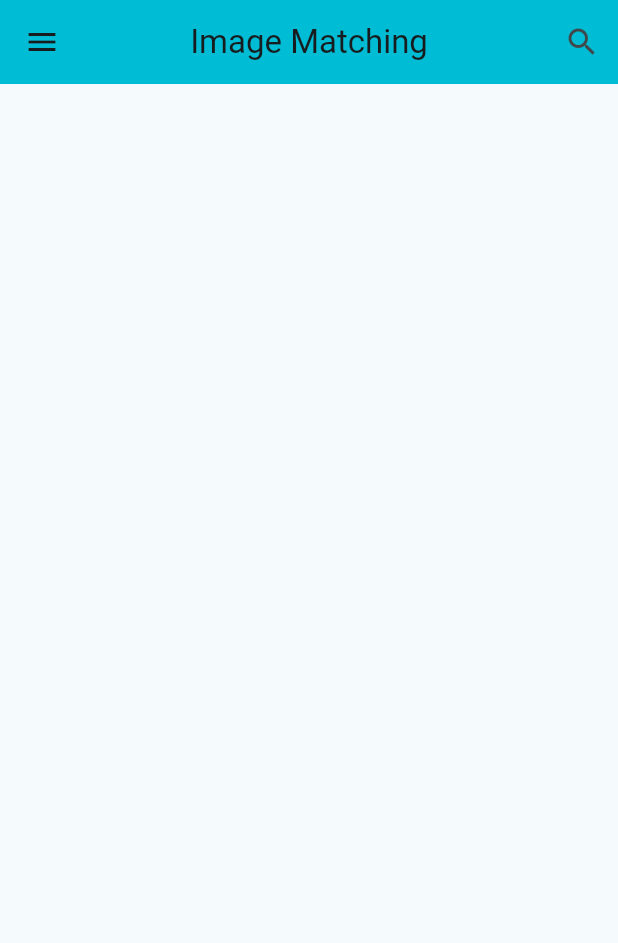
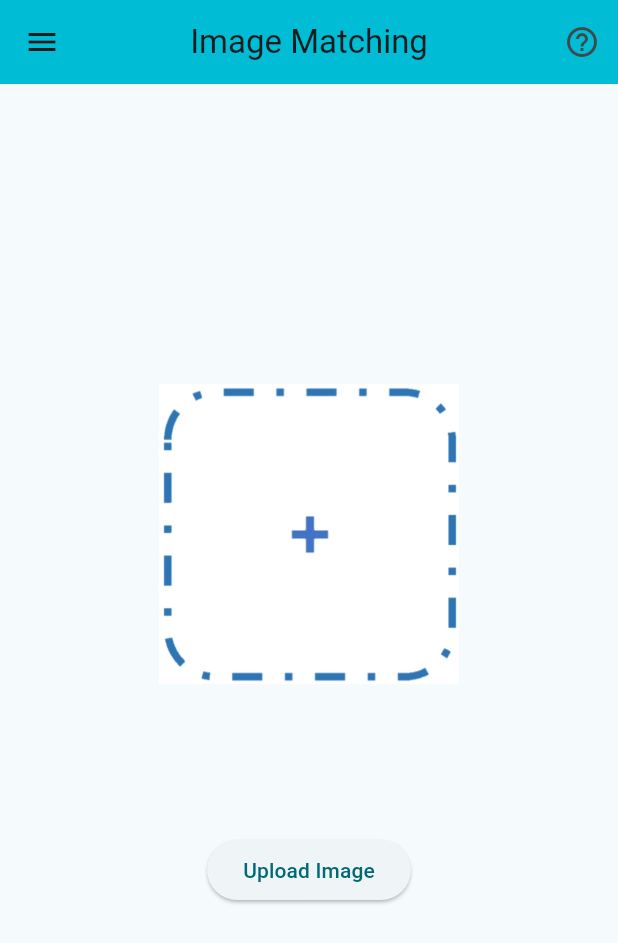
Before and after one commit to Astraeus-Q/imatch, a Flutter app: the screen it shows after launch, on a phone screen of 412 x 824 dp. Shown: the top 943 px of the screen. Run offline on Flutter 3.47's test engine with Material 3 defaults, Android fonts, the phone set to English and light mode, and no system bars.

Commit message:
Add 'upload' image and firt button. 6%

```diff
--- a/lib/main.dart
+++ b/lib/main.dart
@@ -48,7 +48,7 @@ class HomePage extends StatelessWidget {
         title: Text("Image Matching"),
         centerTitle: true,
         actions: <Widget> [
-          IconButton(onPressed: () {}, icon: Icon(Icons.search))
+          IconButton(onPressed: () {}, icon: Icon(Icons.help_outline))
         ],
         backgroundColor: Colors.cyan,
       ),
@@ -59,6 +59,42 @@ class HomePage extends StatelessWidget {
           ],
         ),
       ),
+      body: Center(
+        child: Column(
+          mainAxisAlignment: MainAxisAlignment.center,
+          children: [
+            Container(
+              width: 200,
+              height: 200,
+              decoration: BoxDecoration(
+                image: DecorationImage(
+                  image: AssetImage("images/upload.jpg"),
+                  // image: AssetImage(isButtonPressed ? 'image2.png' : 'image1.png'),
+                  fit: BoxFit.cover,
+                ),
+              ),
+            ),
+
+            SizedBox(height: 100),
+
+            ElevatedButton(
+              onPressed: () {
+                print("Upload Image");
+              },
+              child: Text("Upload Image"),
+            ),
+
+            SizedBox(height: 20), //
+
+            // TextButton(
+            //   onPressed: () {
+            //     print('TextButton Clicked!');
+            //   },
+            //   child: Text('TextButton'),
+            // ),
+          ],
+        ),
+      )
     );
   }
 }
--- a/pubspec.yaml
+++ b/pubspec.yaml
@@ -62,7 +62,8 @@ flutter:
   # assets:
   #   - images/a_dot_burr.jpeg
   #   - images/a_dot_ham.jpeg
-
+  assets:
+    - images/
   # An image asset can refer to one or more resolution-specific "variants", see
   # https://flutter.dev/assets-and-images/#resolution-aware
 
```
Also changed, not shown: images/1.jpg (added), images/upload.jpg (added), images/upload.png (added).
